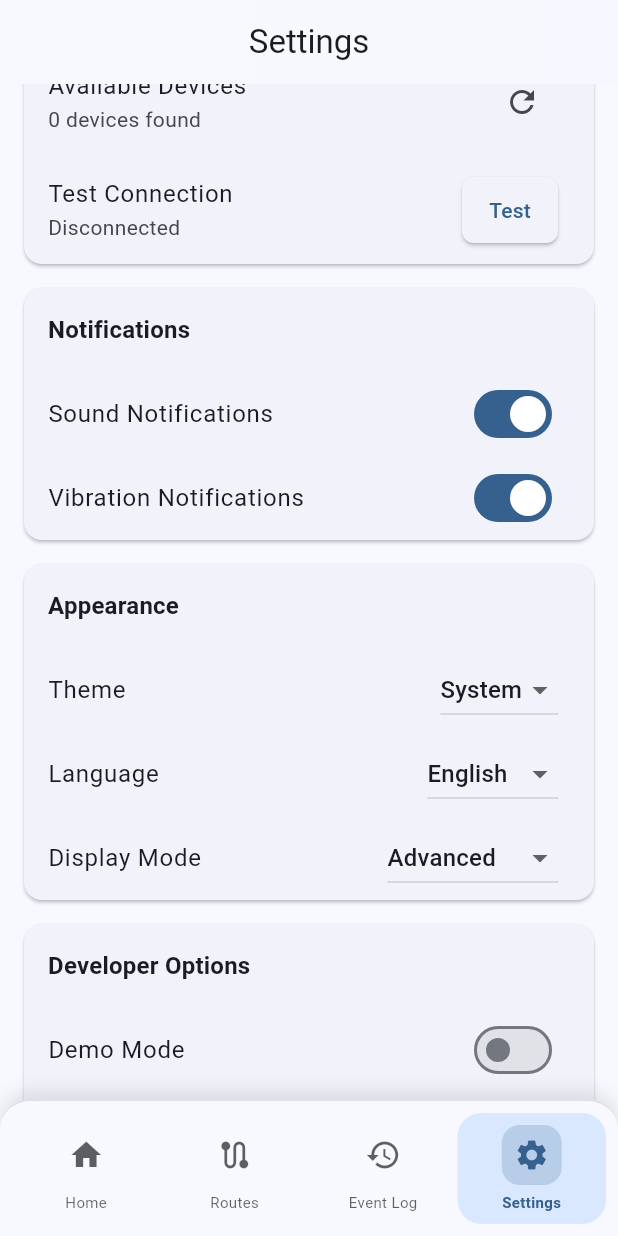
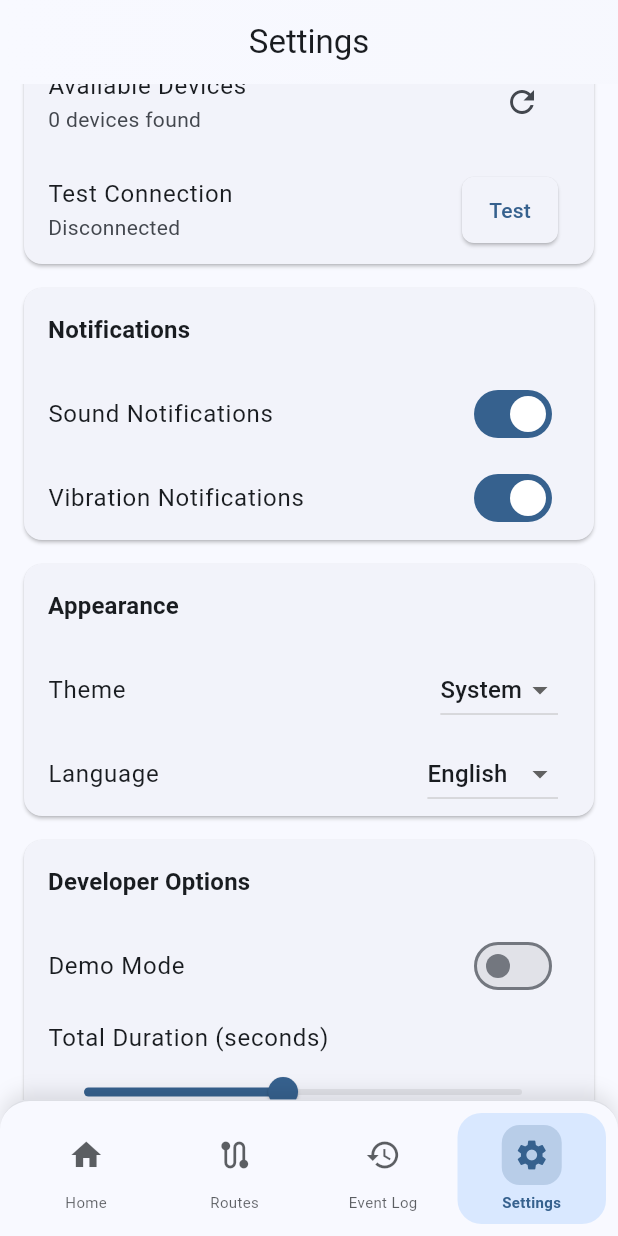
Before and after one commit to GoldenTiger720/TrafficApp, a Flutter app: the screen it shows after launch, item 4 of the bottom bar chosen, scrolled down 576 dp, on a phone screen of 412 x 824 dp. Run offline on Flutter 3.47's test engine with Material 3 defaults, Android fonts, the phone set to English and light mode, and no system bars; our stand-ins replace flutter_blue_plus, flutter_local_notifications, permission_handler, share_plus, shared_preferences; missing offline and left inert: window_manager.

Commit message:
fixed some issue

```diff
--- a/lib/screens/settings_screen.dart
+++ b/lib/screens/settings_screen.dart
@@ -152,13 +152,6 @@ class _SettingsScreenState extends State<SettingsScreen> {
                     Language.values,
                     (value) => settingsProvider.updateLanguage(value!),
                     itemBuilder: (lang) => Text(_getLanguageDisplayName(lang)),
-                  ),
-                  _buildDropdownTile<DisplayMode>(
-                    AppLocalizations.of(context)?.displayMode ?? 'Display Mode',
-                    settings.displayMode,
-                    DisplayMode.values,
-                    (value) => settingsProvider.updateDisplayMode(value!),
-                    itemBuilder: (mode) => Text(_getDisplayModeDisplayName(mode, context)),
                   ),
                 ],
               ),
```
